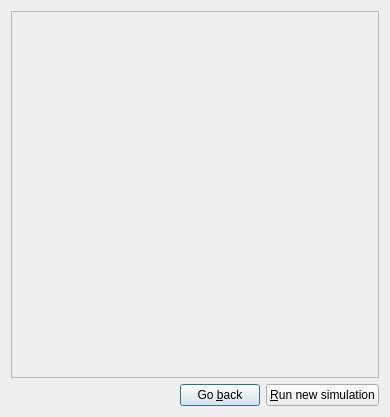
The window that src/gui/formsimulator.ui (BuildmLearn/BuildmLearn-Toolkit) describes before a commit, drawn with Qt 5.
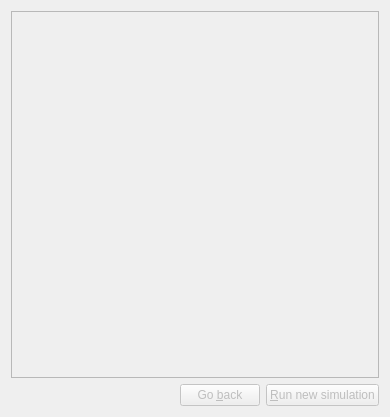
The same window after the commit.

```diff
--- a/src/gui/formsimulator.ui
+++ b/src/gui/formsimulator.ui
@@ -127,6 +127,9 @@
      </item>
      <item>
       <widget class="QPushButton" name="m_btnGoBack">
+       <property name="enabled">
+        <bool>false</bool>
+       </property>
        <property name="text">
         <string>Go &amp;back</string>
        </property>
@@ -134,6 +137,9 @@
      </item>
      <item>
       <widget class="QPushButton" name="m_btnRunSimulation">
+       <property name="enabled">
+        <bool>false</bool>
+       </property>
        <property name="text">
         <string>&amp;Run new simulation</string>
        </property>
```
